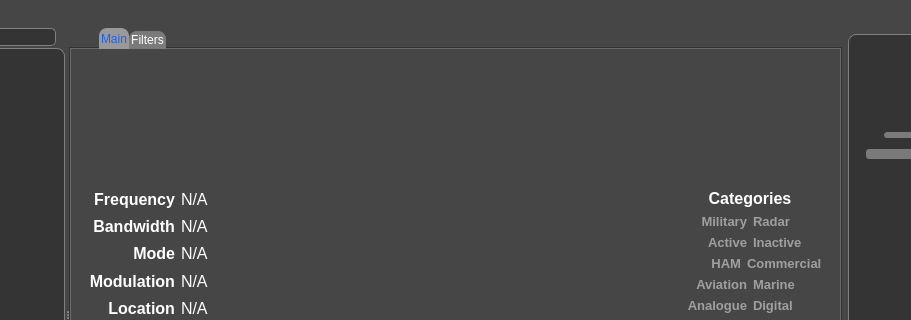
Old version of the form main_window.ui in the repository vbrizgamnk/Artemis; both pictures show x 200 to 1111 and y 0 to 320 of the 1327 by 638 pixel window.
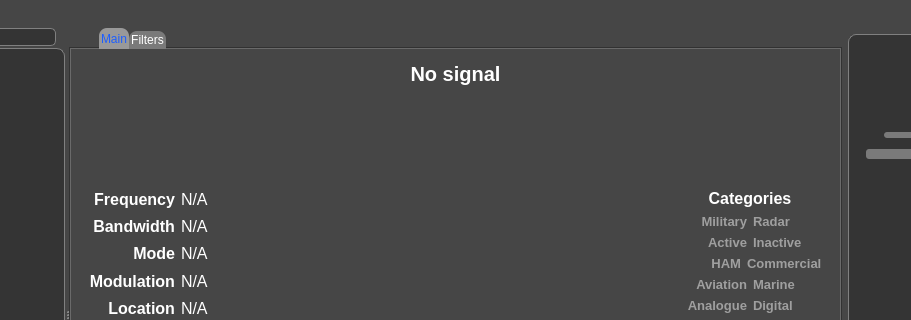
New version of the form. Icons and pictures are not drawn.

Commit message: Add No signal title

```diff
--- a/main_window.ui
+++ b/main_window.ui
@@ -366,8 +366,7 @@
 &lt;html&gt;&lt;head&gt;&lt;meta name=&quot;qrichtext&quot; content=&quot;1&quot; /&gt;&lt;style type=&quot;text/css&quot;&gt;
 p, li { white-space: pre-wrap; }
 &lt;/style&gt;&lt;/head&gt;&lt;body style=&quot; font-family:'MS Shell Dlg 2'; font-size:20pt; font-weight:600; font-style:normal;&quot;&gt;
-&lt;p style=&quot;-qt-paragraph-type:empty; margin-top:0px; margin-bottom:0px; margin-left:0px; margin-right:0px; -qt-block-indent:0; text-indent:0px; font-size:15pt;&quot;&gt;&lt;br /&gt;&lt;/p&gt;
-&lt;p style=&quot;-qt-paragraph-type:empty; margin-top:0px; margin-bottom:0px; margin-left:0px; margin-right:0px; -qt-block-indent:0; text-indent:0px; font-size:15pt;&quot;&gt;&lt;br /&gt;&lt;/p&gt;&lt;/body&gt;&lt;/html&gt;</string>
+&lt;p align=&quot;center&quot; style=&quot; margin-top:0px; margin-bottom:0px; margin-left:0px; margin-right:0px; -qt-block-indent:0; text-indent:0px;&quot;&gt;&lt;span style=&quot; font-size:15pt;&quot;&gt;No signal&lt;/span&gt;&lt;/p&gt;&lt;/body&gt;&lt;/html&gt;</string>
            </property>
           </widget>
          </item>
```
The commit also changes 1 other file.
